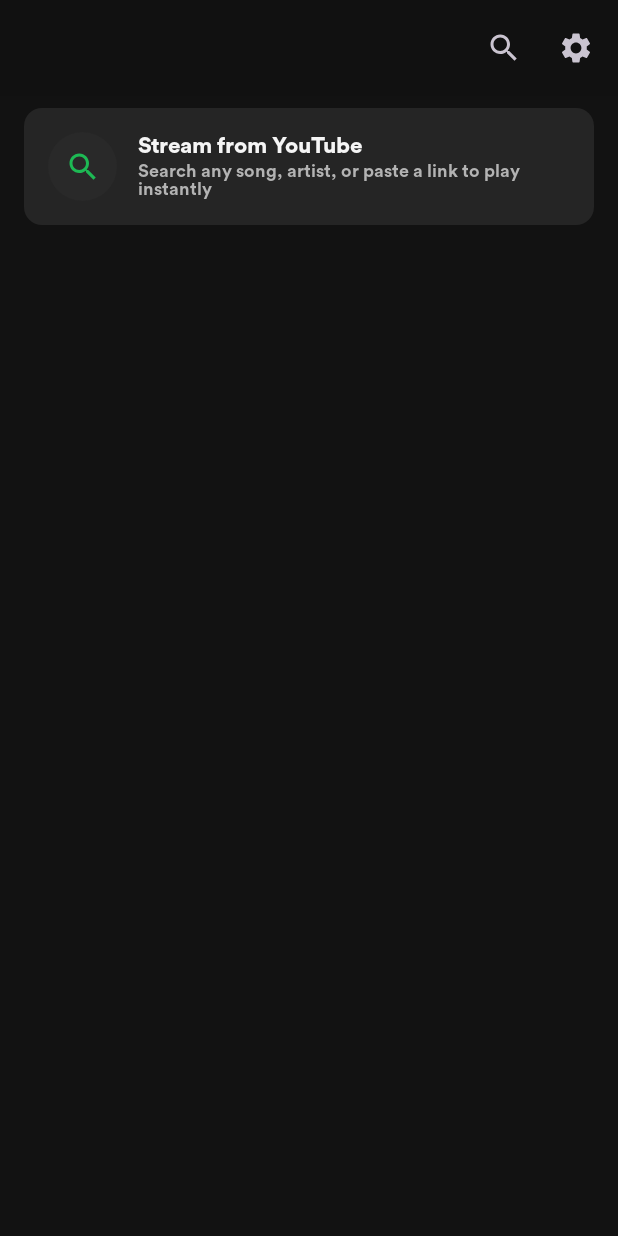
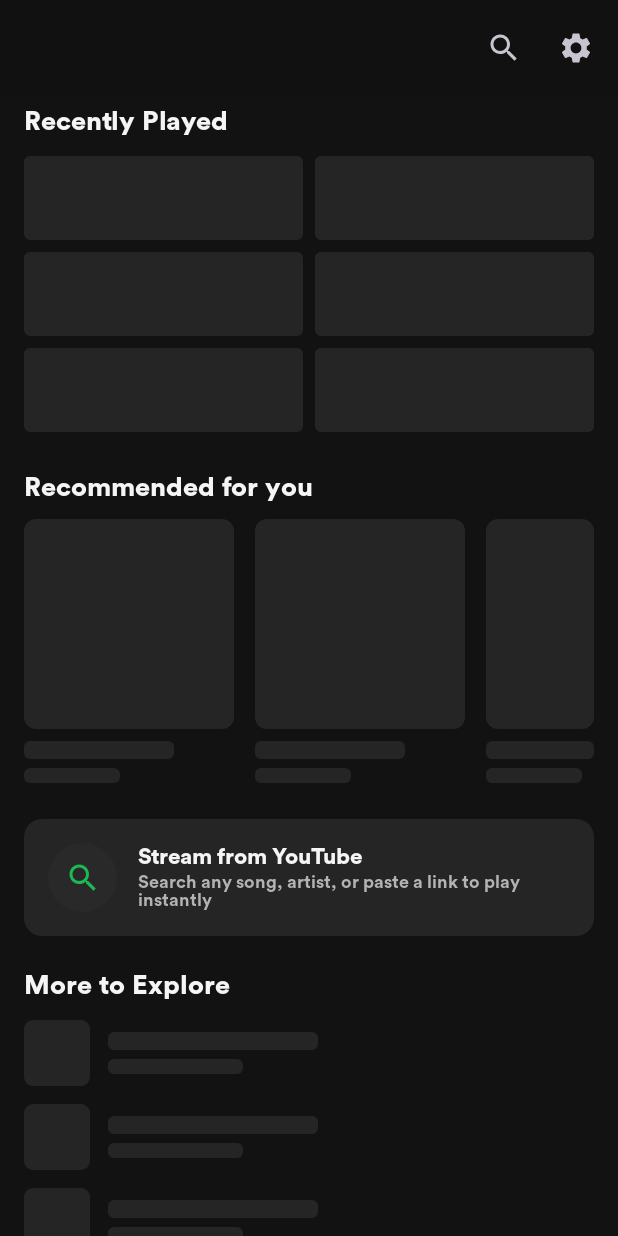
Before and after one commit to JoeJohnRio/VvinampApp, an Android app built with Jetpack Compose: the composable HomeContent shown on its own in the app's theme, on a phone screen of 412 x 824 dp. Run offline under Robolectric (Android 15) with nearby library versions, the phone set to English and light mode, and no system bars; our stand-ins replace Compose Multiplatform resources, accompanist; pictures from the network do not load.

Commit message:
[Fix] Show loading placeholders on Home and keep recommendations between visits

```diff
--- a/composeApp/src/commonMain/kotlin/com/example/vvinamp/ui/home/HomeScreen.kt
+++ b/composeApp/src/commonMain/kotlin/com/example/vvinamp/ui/home/HomeScreen.kt
@@ -74,7 +74,7 @@ fun HomeScreen(
     val uiState by viewModel.uiState.collectAsState()
 
     LaunchedEffect(Unit) {
-        viewModel.loadHomeData()
+        viewModel.onHomeShown()
     }
 
     LaunchedEffect(Unit) {
@@ -130,7 +130,8 @@ fun HomeScreen(
     }
 
     ScreenWrapper(
-        isLoading = uiState.isLoading && uiState.recommendedTracks.isEmpty(),
+        // Each section shows its own placeholders instead of a full-screen spinner.
+        isLoading = false,
         error = uiState.error,
         onRetry = {
             viewModel.loadHomeData()
@@ -170,8 +171,10 @@ private fun HomeContent(
             contentPadding = PaddingValues(top = 8.dp, bottom = 120.dp),
             verticalArrangement = Arrangement.spacedBy(24.dp)
         ) {
-            // 1. Recently Played Grid (only if history exists)
-            if (uiState.listHistory.isNotEmpty()) {
+            // 1. Recently Played Grid (placeholders on first load, hidden if there's no history)
+            if (uiState.isHistoryLoading) {
+                item { RecentlyPlayedPlaceholder() }
+            } else if (uiState.listHistory.isNotEmpty()) {
                 item {
                     Column(
                         modifier = Modifier
@@ -211,7 +214,9 @@ private fun HomeContent(
             }
 
             // 3. Recommended For You Horizontal Carousel
-            if (uiState.recommendedTracks.isNotEmpty()) {
+            if (uiState.isRecommendedLoading) {
+                item { RecommendedPlaceholder() }
+            } else if (uiState.recommendedTracks.isNotEmpty()) {
                 item {
                     Column(modifier = Modifier.fillMaxWidth()) {
                         Text(
@@ -280,7 +285,9 @@ private fun HomeContent(
             }
 
             // 6. More Songs to Discover (compact track rows)
-            if (uiState.recommendedTracks.size > 4) {
+            if (uiState.isRecommendedLoading) {
+                item { MoreToExplorePlaceholder() }
+            } else if (uiState.recommendedTracks.size > 4) {
                 item {
                     Column(
                         modifier = Modifier
@@ -519,3 +526,81 @@ private fun formatDuration(seconds: Int): String {
     val s = seconds % 60
     return "$m:${if (s < 10) "0$s" else "$s"}"
 }
+
+// Loading placeholders, shaped like the cards they stand in for so the page keeps its layout.
+
+@Composable
+private fun PlaceholderBlock(modifier: Modifier, shape: RoundedCornerShape = RoundedCornerShape(4.dp)) {
+    Box(modifier.clip(shape).background(MaterialTheme.colorScheme.surfaceContainerHigh))
+}
+
+@Composable
+private fun SectionTitle(text: String, modifier: Modifier = Modifier) {
+    Text(
+        text = text,
+        style = TSHeadlineMediumWhite().copy(fontSize = 18.sp, fontWeight = FontWeight.Bold),
+        modifier = modifier
+    )
+}
+
+@Composable
+private fun RecentlyPlayedPlaceholder() {
+    Column(modifier = Modifier.fillMaxWidth().padding(horizontal = 16.dp)) {
+        SectionTitle("Recently Played")
+        Spacer(Modifier.height(10.dp))
+        repeat(3) {
+            Row(
+                modifier = Modifier.fillMaxWidth().padding(vertical = 4.dp),
+                horizontalArrangement = Arrangement.spacedBy(8.dp)
+            ) {
+                repeat(2) {
+                    PlaceholderBlock(Modifier.weight(1f).height(56.dp))
+                }
+            }
+        }
+    }
+}
+
+@Composable
+private fun RecommendedPlaceholder() {
+    Column(modifier = Modifier.fillMaxWidth()) {
+        SectionTitle("Recommended for you", Modifier.padding(horizontal = 16.dp))
+        Spacer(Modifier.height(12.dp))
+        Row(
+            modifier = Modifier.padding(horizontal = 16.dp),
+            horizontalArrangement = Arrangement.spacedBy(14.dp)
+        ) {
+            repeat(3) {
+                Column(modifier = Modifier.width(140.dp)) {
+                    PlaceholderBlock(Modifier.size(140.dp), RoundedCornerShape(8.dp))
+                    Spacer(Modifier.height(8.dp))
+                    PlaceholderBlock(Modifier.width(100.dp).height(12.dp))
+                    Spacer(Modifier.height(6.dp))
+                    PlaceholderBlock(Modifier.width(64.dp).height(10.dp))
+                }
+            }
+        }
+    }
+}
+
+@Composable
+private fun MoreToExplorePlaceholder() {
+    Column(modifier = Modifier.fillMaxWidth().padding(horizontal = 16.dp)) {
+        SectionTitle("More to Explore")
+        Spacer(Modifier.height(8.dp))
+        repeat(4) {
+            Row(
+                modifier = Modifier.fillMaxWidth().height(56.dp).padding(vertical = 6.dp),
+                verticalAlignment = Alignment.CenterVertically
+            ) {
+                PlaceholderBlock(Modifier.size(44.dp), RoundedCornerShape(6.dp))
+                Spacer(Modifier.width(12.dp))
+                Column {
+                    PlaceholderBlock(Modifier.width(140.dp).height(12.dp))
+                    Spacer(Modifier.height(6.dp))
+                    PlaceholderBlock(Modifier.width(90.dp).height(10.dp))
+                }
+            }
+        }
+    }
+}
--- a/composeApp/src/commonMain/kotlin/com/example/vvinamp/ui/home/HomeUiState.kt
+++ b/composeApp/src/commonMain/kotlin/com/example/vvinamp/ui/home/HomeUiState.kt
@@ -5,7 +5,9 @@ import com.example.domain.entity.playlist.PlaylistMinimal
 import com.example.domain.entity.song.RecommendedTrackDomain
 
 data class HomeUiState(
-    val isLoading: Boolean = false,
+    // True until each section's first load finishes; later refreshes keep showing the current content.
+    val isHistoryLoading: Boolean = true,
+    val isRecommendedLoading: Boolean = true,
     val error: String? = null,
     val listHistory: List<ListeningHistoryDomain> = listOf(),
     val recommendedTracks: List<RecommendedTrackDomain> = listOf(),
```
Also changed, not shown: composeApp/src/commonMain/kotlin/com/example/vvinamp/ui/home/HomeViewModel.kt (+29 -11 lines), 1 other file.
